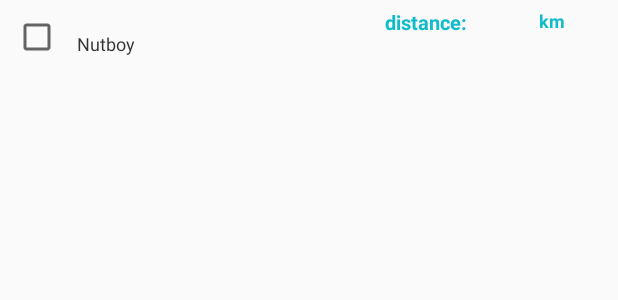
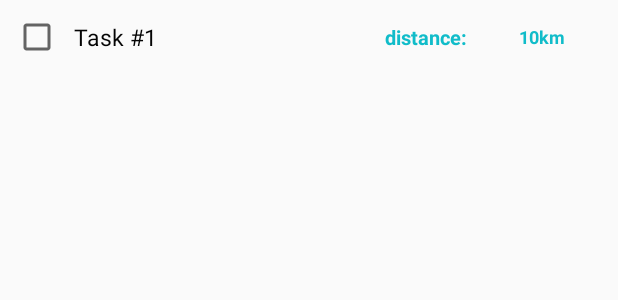
Before and after one commit to matsair/NutSmoothie, an Android app: the layout list_row.xml on its own in the app's theme, with its tools: preview values and no code run, on a phone screen of 412 x 824 dp. Shown: the top 300 px of the screen. Run offline under Robolectric (Android 15) with nearby library versions, the light colour scheme and no system bars.

Commit message:
improved workflow, main screen ui

```diff
--- a/app/src/main/java/de/nutboyz/nutsmoothie/MainActivity.java
+++ b/app/src/main/java/de/nutboyz/nutsmoothie/MainActivity.java
@@ -44,6 +44,11 @@ public class MainActivity extends AppCompatActivity {
         TaskDataSource taskDataSource = new TaskDataSource(this);
         taskDataSource.open();
         taskList = taskDataSource.getAllTasks();
+        for (Task task : taskList) {
+            taskDataSource.deleteTask(task);
+        }
+        taskDataSource.addTask(new Task("Buy nuts", 100));
+        taskDataSource.addTask(new Task("Buy smoothie", 100));
         taskDataSource.close();
 
         myAdapter = new ListViewAdapter(this,
--- a/app/src/main/res/layout/list_row.xml
+++ b/app/src/main/res/layout/list_row.xml
@@ -15,10 +15,10 @@
         android:layout_marginRight="5dip"
         android:padding="3dip" >
 
-        <CheckBox android:id="@+id/main_list_checkbox"
+        <CheckBox
+            android:id="@+id/main_list_checkbox"
             android:layout_width="wrap_content"
-            android:layout_height="wrap_content"
-            android:onClick="onCheckboxClicked"/>
+            android:layout_height="wrap_content"/>
 
     </LinearLayout>
 
@@ -28,25 +28,25 @@
         android:id="@+id/txtview_task_name"
         android:layout_width="wrap_content"
         android:layout_height="wrap_content"
-        android:layout_alignTop="@+id/thumbnail"
-        android:layout_marginLeft="2dip"
-        android:layout_toRightOf="@+id/thumbnail"
         android:textColor="#040404"
         android:textSize="15dip"
-        android:typeface="sans" />
+        android:typeface="sans"
+        android:text="Task #1"
+        android:layout_centerVertical="true"
+        android:layout_toEndOf="@+id/thumbnail" />
 
     <!-- Task Name -->
 
-    <TextView
-        android:id="@+id/txtview_task_author"
-        android:layout_width="fill_parent"
-        android:layout_height="wrap_content"
-        android:layout_marginLeft="2dip"
-        android:layout_marginTop="15dip"
-        android:layout_toRightOf="@+id/thumbnail"
-        android:textColor="#343434"
-        android:textSize="12dip"
-        android:text="Nutboy"/>
+    <!--<TextView-->
+        <!--android:id="@+id/txtview_task_author"-->
+        <!--android:layout_width="fill_parent"-->
+        <!--android:layout_height="wrap_content"-->
+        <!--android:layout_marginLeft="2dip"-->
+        <!--android:layout_marginTop="15dip"-->
+        <!--android:layout_toRightOf="@+id/thumbnail"-->
+        <!--android:textColor="#343434"-->
+        <!--android:textSize="12dip"-->
+        <!--android:text="Nutboy"/>-->
 
 
     <!-- Distance to Task -->
@@ -57,11 +57,12 @@
         android:layout_height="wrap_content"
         android:layout_alignLeft="@+id/txtview_distance"
         android:gravity="right"
+        android:layout_centerVertical="true"
         android:layout_marginRight="50dp"
         android:textSize="13dip"
         android:text="distance: "
         android:textColor="#10bcc9"
-        android:textStyle="bold"/>
+        android:textStyle="bold" />
 
     <TextView
         android:id="@+id/txtview_distance"
@@ -69,22 +70,11 @@
         android:layout_height="wrap_content"
         android:layout_alignParentRight="true"
         android:layout_marginRight="30dp"
+        android:layout_centerVertical="true"
         android:gravity="right"
         android:textColor="#10bcc9"
         android:textSize="12dip"
-        android:textStyle="bold" />
-
-
-    <TextView
-        android:id="@+id/txtview_distance_km"
-        android:layout_width="120dip"
-        android:layout_height="wrap_content"
-        android:layout_alignParentRight="true"
-        android:layout_marginRight="30dp"
-        android:gravity="right"
-        android:textColor="#10bcc9"
-        android:textSize="12dip"
-        android:text="km"
-        android:textStyle="bold"/>
+        android:textStyle="bold"
+        android:text="10km" />
 
 </RelativeLayout>
--- a/app/src/main/res/layout/newtask_activity.xml
+++ b/app/src/main/res/layout/newtask_activity.xml
@@ -32,6 +32,12 @@
         android:id="@+id/newtask_seek"
         android:max="500"
         android:layout_gravity="center_horizontal" />
+
+    <TextView
+        android:id="@+id/seekbar_range_text"
+        android:layout_width="wrap_content"
+        android:layout_height="wrap_content"
+        android:text="0" />
 
     <ListView
         android:id="@+id/newtask_liview_loc_list"
```
Also changed, not shown: app/src/main/java/de/nutboyz/nutsmoothie/LocationListActivity.java (+23 -1 lines), app/src/main/java/de/nutboyz/nutsmoothie/NewTaskActivity.java (+41 -14 lines), app/src/main/java/de/nutboyz/nutsmoothie/commons/ListViewAdapter.java (+8 -6 lines), app/src/main/java/de/nutboyz/nutsmoothie/database/TaskDataSource.java (+16 -1 lines).
